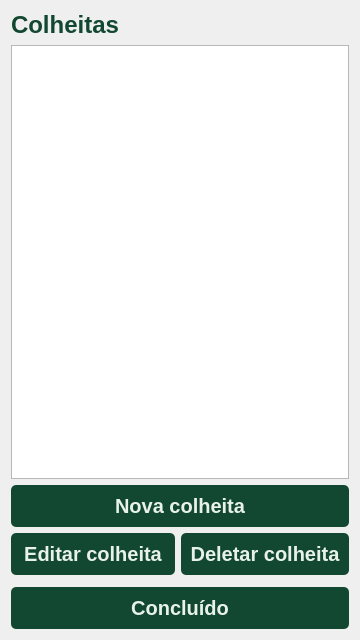
The window that gui/Harvests.ui (pollyanasousa/projeto-interdisciplinar-ufrpe) describes before a commit, drawn with Qt 5.
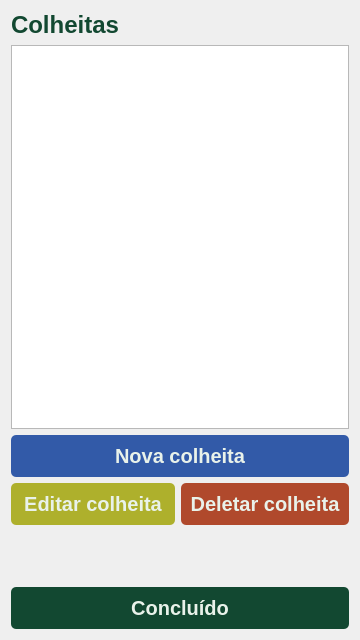
The same window after the commit.

```diff
--- a/gui/Harvests.ui
+++ b/gui/Harvests.ui
@@ -44,6 +44,20 @@
 	background-color:#003619;
 }
 
+QPushButton#new_harvest_button{
+	background-color:rgb(50, 90, 168);
+}
+
+QPushButton#update_harvest_button{
+	background-color:rgb(174, 176, 44);
+	margin-bottom:50px;
+}
+
+QPushButton#delete_harvest_button{
+	background-color:rgb(176, 73, 44);
+	margin-bottom:50px;
+}
+
 QLineEdit{
 	border: 1px solid #D2813A;
 	color: #1E1E1E;
```
